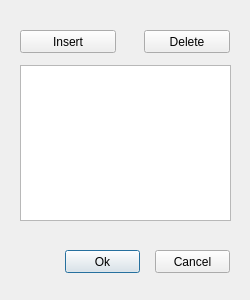
First picture: the form in ui/multi_selector.ui, repository Giswater/giswater_qgis_plugin, before the edit.
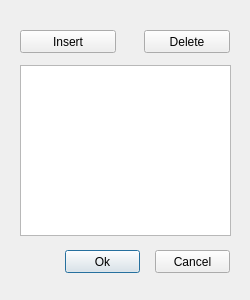
Second picture: the form after the edit.

Diff of the .ui file:
```diff
--- a/ui/multi_selector.ui
+++ b/ui/multi_selector.ui
@@ -54,17 +54,7 @@
     <string>Cancel</string>
    </property>
   </widget>
-  <widget class="QTableWidget" name="tbl_scada">
-   <property name="geometry">
-    <rect>
-     <x>20</x>
-     <y>65</y>
-     <width>211</width>
-     <height>156</height>
-    </rect>
-   </property>
-  </widget>
-  <widget class="QPushButton" name="btn_accept_2">
+  <widget class="QPushButton" name="btn_delete">
    <property name="geometry">
     <rect>
      <x>144</x>
@@ -90,6 +80,16 @@
     <string>Insert</string>
    </property>
   </widget>
+  <widget class="QTableView" name="tbl">
+   <property name="geometry">
+    <rect>
+     <x>20</x>
+     <y>65</y>
+     <width>211</width>
+     <height>171</height>
+    </rect>
+   </property>
+  </widget>
  </widget>
  <resources/>
  <connections/>
```
Left out of the diff: 2 changed lines with no effect on the pictures.
